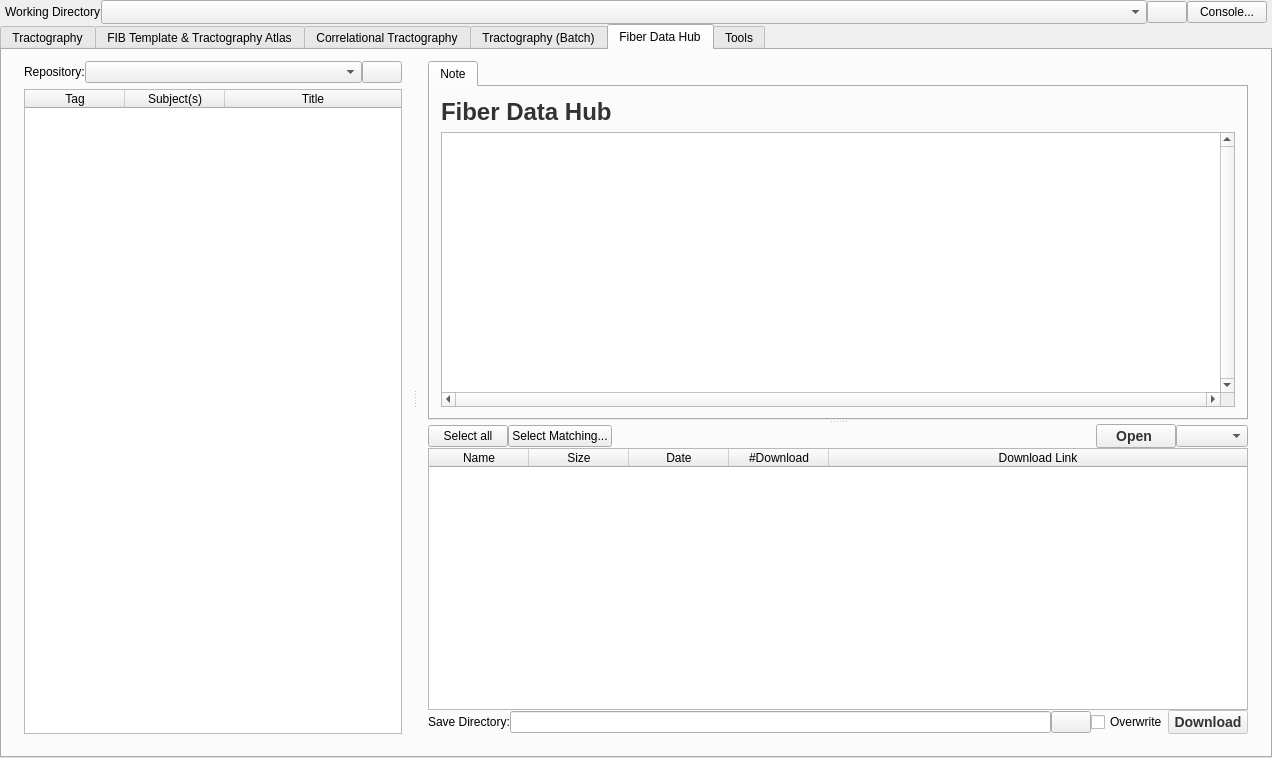
Old version of the form mainwindow.ui in the repository frankyeh/DSI-Studio.
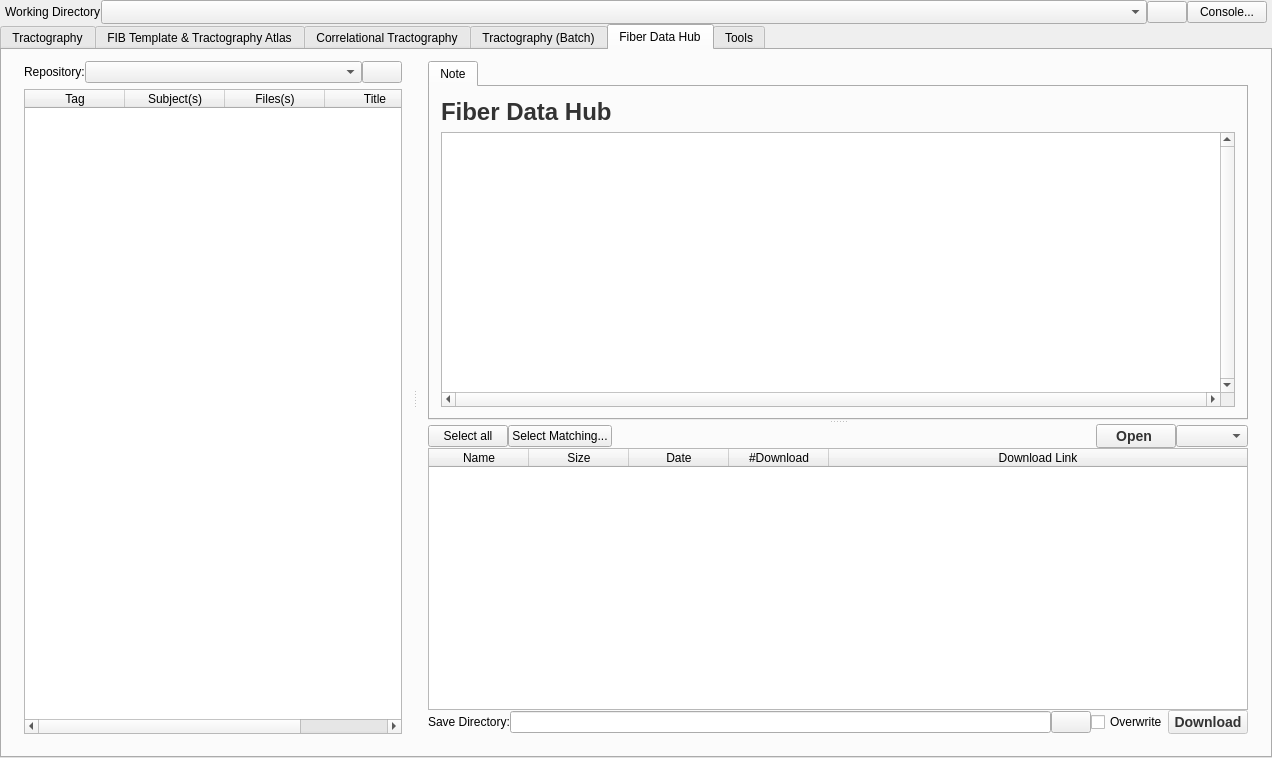
New version of the form. The open tabs and pages were chosen to show the change. Icons and pictures are not drawn.

Patch:
```diff
--- a/mainwindow.ui
+++ b/mainwindow.ui
@@ -2841,6 +2841,11 @@
                 <string>Subject(s)</string>
                </property>
               </column>
+              <column>
+               <property name="text">
+                <string>Files(s)</string>
+               </property>
+              </column>
               <column>
                <property name="text">
                 <string>Title</string>
```
Left out of the diff: 2 changed lines with no effect on the pictures.
